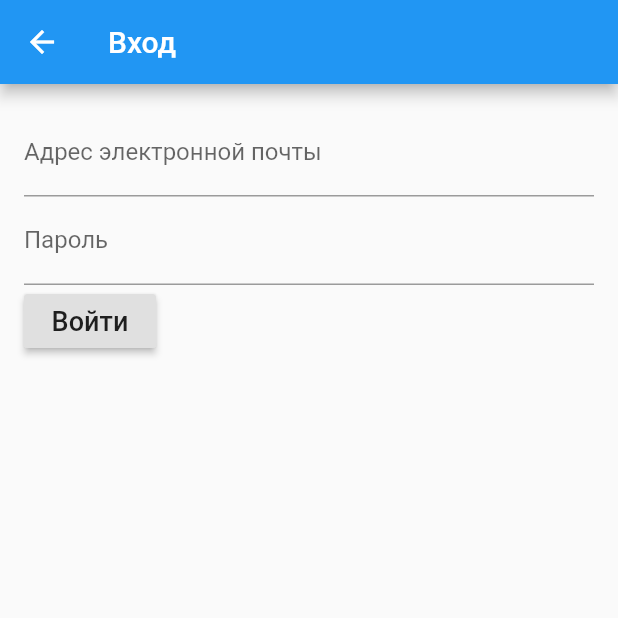
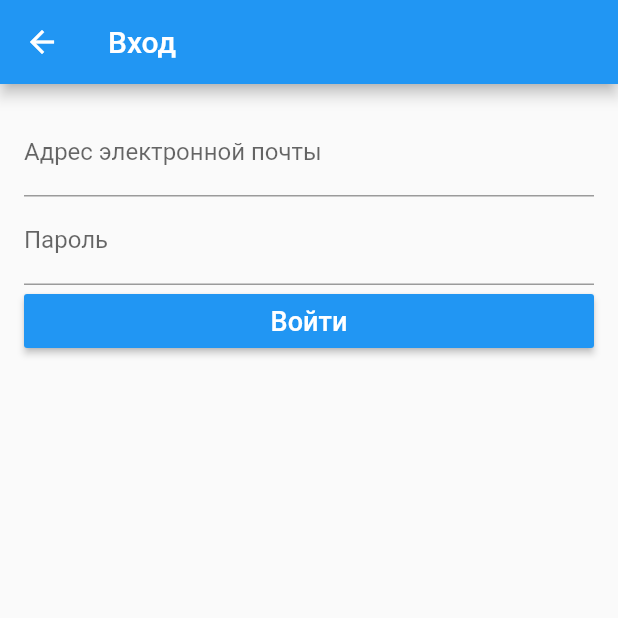
Before and after one commit to m-obrubov/mobile-kp, a Flutter app: the screen it shows after launch, after a tap on "Вход", on a phone screen of 412 x 824 dp, the top half of it. Run offline on Flutter 3.47's test engine with Material 2 defaults, Android fonts, the phone set to English and light mode, and no system bars.

Commit message:
Кнопкам придан одинаковый вид

```diff
--- a/questionnaire_fe/lib/pages/home.dart
+++ b/questionnaire_fe/lib/pages/home.dart
@@ -51,23 +51,37 @@ class Home extends StatelessWidget {
                 Divider()
               ],
             ),
-            MaterialButton(
+            RaisedButton(
               onPressed: () =>
                   Navigator
                       .of(context)
-                      .push(MaterialPageRoute(builder: (context) => new LoginPage()))
-              ,
-              child: Text("Вход"),
+                      .push(MaterialPageRoute(builder: (context) => new LoginPage())),
+              child: Row(
+                mainAxisAlignment: MainAxisAlignment.center,
+                children: <Widget>[
+                  Text(
+                    "Вход",
+                    style: TextStyle(fontSize: 18.0),
+                  )
+                ],
+              ),
               color: Theme.of(context).accentColor,
               textColor: Colors.white,
             ),
-            MaterialButton(
+            RaisedButton(
               onPressed: () =>
                   Navigator
                       .of(context)
-                      .push(MaterialPageRoute(builder: (context) => new RegisterPage()))
-              ,
-              child: Text("Регистрация"),
+                      .push(MaterialPageRoute(builder: (context) => new RegisterPage())),
+              child: Row(
+                mainAxisAlignment: MainAxisAlignment.center,
+                children: <Widget>[
+                  Text(
+                    "Регистрация",
+                    style: TextStyle(fontSize: 18.0),
+                  ),
+                ],
+              ),
               color: Theme.of(context).accentColor,
               textColor: Colors.white,
             ),
--- a/questionnaire_fe/lib/pages/login.dart
+++ b/questionnaire_fe/lib/pages/login.dart
@@ -38,13 +38,19 @@ class _LoginPageState extends State<LoginPage> {
                 validator: _emptyFieldValidator,
                 onFieldSubmitted: (val) => _password = val,
               ),
-
               RaisedButton(
                 onPressed: _submit,
-                child: Text(
-                  "Войти",
-                  style: TextStyle(fontSize: 18.0),
+                child: Row(
+                  mainAxisAlignment: MainAxisAlignment.center,
+                  children: <Widget>[
+                    Text(
+                      "Войти",
+                      style: TextStyle(fontSize: 18.0),
+                    ),
+                  ],
                 ),
+                color: Theme.of(context).accentColor,
+                textColor: Colors.white,
               ),
             ],
           ),
--- a/questionnaire_fe/lib/pages/register.dart
+++ b/questionnaire_fe/lib/pages/register.dart
@@ -105,13 +105,19 @@ class RegisterPageState extends State<RegisterPage> {
                     ],
                   ),
                 ),
-
                 RaisedButton(
                   onPressed: _submit,
-                  child: Text(
-                    "Зарегистрироваться",
-                    style: TextStyle(fontSize: 18.0),
+                  child: Row(
+                    mainAxisAlignment: MainAxisAlignment.center,
+                    children: <Widget>[
+                      Text(
+                        "Зарегистрироваться",
+                        style: TextStyle(fontSize: 18.0),
+                      ),
+                    ],
                   ),
+                  color: Theme.of(context).accentColor,
+                  textColor: Colors.white,
                 ),
               ],
             ),
```
